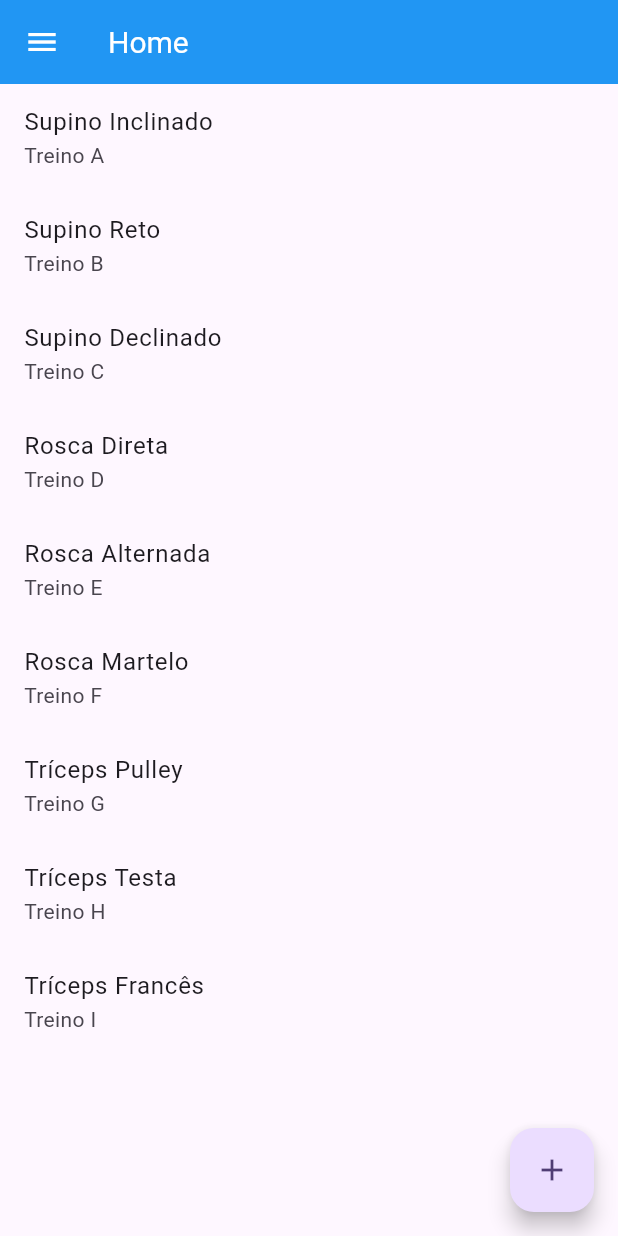
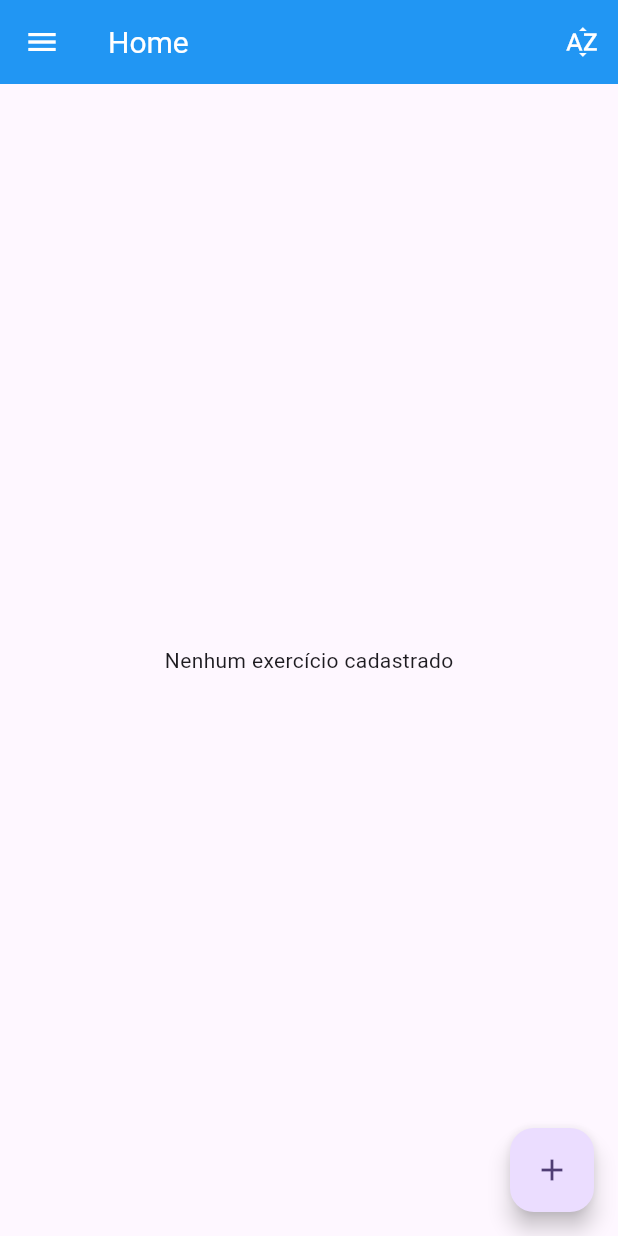
Before and after one commit to vinciuscastro/app-gym-diary, a Flutter app: the HomeScreen screen opened by its route, on a phone screen of 412 x 824 dp. Run offline on Flutter 3.47's test engine with Material 3 defaults, Android fonts, the light colour scheme and no system bars; our stand-ins replace cloud_firestore, firebase_auth, firebase_core; accounts and stored records are empty; generated files the repository leaves out were written again.

Commit message:
add CRUD to home screen

```diff
--- /dev/null
+++ b/lib/data/dummy_data.dart
@@ -0,0 +1,58 @@
+import 'package:app_gym_yt/models/exercise.dart';
+
+final data = [
+  Exercise(
+      id: "ex01",
+      name: "Supino Inclinado",
+      description: "Treino A",
+      howTo:
+      "1. Deite no banco inclinado\n2. Segure a barra com as mãos afastadas\n3. Levante a barra até esticar os braços\n4. Abaixe a barra até tocar o peito\n5. Repita 3 séries de 10 repetições"),
+  Exercise(
+      id: "ex02",
+      name: "Supino Reto",
+      description: "Treino B",
+      howTo:
+      "1. Deite no banco reto\n2. Segure a barra com as mãos afastadas\n3. Levante a barra até esticar os braços\n4. Abaixe a barra até tocar o peito\n5. Repita 3 séries de 10 repetições"),
+  Exercise(
+      id: "ex03",
+      name: "Supino Declinado",
+      description: "Treino C",
+      howTo:
+      "1. Deite no banco declinado\n2. Segure a barra com as mãos afastadas\n3. Levante a barra até esticar os braços\n4. Abaixe a barra até tocar o peito\n5. Repita 3 séries de 10 repetições"),
+  Exercise(
+      id: "ex04",
+      name: "Rosca Direta",
+      description: "Treino D",
+      howTo:
+      "1. Segure a barra com as mãos afastadas\n2. Levante a barra até esticar os braços\n3. Abaixe a barra até tocar o peito\n4. Repita 3 séries de 10 repetições"),
+  Exercise(
+      id: "ex05",
+      name: "Rosca Alternada",
+      description: "Treino E",
+      howTo:
+      "1. Segure a barra com as mãos afastadas\n2. Levante a barra até esticar os braços\n3. Abaixe a barra até tocar o peito\n4. Repita 3 séries de 10 repetições"),
+  Exercise(
+      id: "ex06",
+      name: "Rosca Martelo",
+      description: "Treino F",
+      howTo:
+      "1. Segure a barra com as mãos afastadas\n2. Levante a barra até esticar os braços\n3. Abaixe a barra até tocar o peito\n4. Repita 3 séries de 10 repetições"),
+  Exercise(
+      id: "ex07",
+      name: "Tríceps Pulley",
+      description: "Treino G",
+      howTo:
+      "1. Segure a barra com as mãos afastadas\n2. Levante a barra até esticar os braços\n3. Abaixe a barra até tocar o peito\n4. Repita 3 séries de 10 repetições"),
+  Exercise(
+      id: "ex08",
+      name: "Tríceps Testa",
+      description: "Treino H",
+      howTo:
+      "1. Segure a barra com as mãos afastadas\n2. Levante a barra até esticar os braços\n3. Abaixe a barra até tocar o peito\n4. Repita 3 séries de 10 repetições"),
+  Exercise(
+      id: "ex09",
+      name: "Tríceps Francês",
+      description: "Treino I",
+      howTo:
+      "1. Segure a barra com as mãos afastadas\n2. Levante a barra até esticar os braços\n3. Abaixe a barra até tocar o peito\n4. Repita 3 séries de 10 repetições"),
+];
--- a/lib/main.dart
+++ b/lib/main.dart
@@ -39,8 +39,8 @@ class MyApp extends StatelessWidget {
         ),
         home: const IsLogged(),
         routes: {
-          '/home': (context) => HomeScreen(),
-          '/auth': (context) => AuthScreen(),
+          '/home': (context) => const HomeScreen(),
+          '/auth': (context) => const AuthScreen(),
         }
     );
   }
@@ -52,7 +52,7 @@ class IsLogged extends StatelessWidget {
   @override
   Widget build(BuildContext context) {
     if (AuthService().isLogged()) {
-      return HomeScreen();
+      return const HomeScreen();
     } else {
       return const AuthScreen();
     }
--- a/lib/views/home_screen.dart
+++ b/lib/views/home_screen.dart
@@ -1,75 +1,38 @@
+import 'package:app_gym_yt/components/app_drawer.dart';
+import 'package:app_gym_yt/components/exercise_item.dart';
 import 'package:app_gym_yt/components/home_modal.dart';
 import 'package:app_gym_yt/models/exercise.dart';
-import 'package:app_gym_yt/views/exercise_screen.dart';
+import 'package:app_gym_yt/services/exercise_service.dart';
 import 'package:firebase_auth/firebase_auth.dart';
 import 'package:flutter/material.dart';
 
 class HomeScreen extends StatefulWidget {
   const HomeScreen({super.key});
 
-
   @override
   State<HomeScreen> createState() => _HomeScreenState();
 }
 
 class _HomeScreenState extends State<HomeScreen> {
+  final _service = ExerciseService();
   User? user = FirebaseAuth.instance.currentUser;
+  bool isDesc = false;
 
-  final List<Exercise> listExercise = [
-    Exercise(id: "ex01", name: "Supino Inclinado", description: "Treino A", howTo: "1. Deite no banco inclinado\n2. Segure a barra com as mãos afastadas\n3. Levante a barra até esticar os braços\n4. Abaixe a barra até tocar o peito\n5. Repita 3 séries de 10 repetições"),
-    Exercise(id: "ex02", name: "Supino Reto", description: "Treino B", howTo: "1. Deite no banco reto\n2. Segure a barra com as mãos afastadas\n3. Levante a barra até esticar os braços\n4. Abaixe a barra até tocar o peito\n5. Repita 3 séries de 10 repetições"),
-    Exercise(id: "ex03", name: "Supino Declinado", description: "Treino C", howTo: "1. Deite no banco declinado\n2. Segure a barra com as mãos afastadas\n3. Levante a barra até esticar os braços\n4. Abaixe a barra até tocar o peito\n5. Repita 3 séries de 10 repetições"),
-    Exercise(id: "ex04", name: "Rosca Direta", description: "Treino D", howTo: "1. Segure a barra com as mãos afastadas\n2. Levante a barra até esticar os braços\n3. Abaixe a barra até tocar o peito\n4. Repita 3 séries de 10 repetições"),
-    Exercise(id: "ex05", name: "Rosca Alternada", description: "Treino E", howTo: "1. Segure a barra com as mãos afastadas\n2. Levante a barra até esticar os braços\n3. Abaixe a barra até tocar o peito\n4. Repita 3 séries de 10 repetições"),
-    Exercise(id: "ex06", name: "Rosca Martelo", description: "Treino F", howTo: "1. Segure a barra com as mãos afastadas\n2. Levante a barra até esticar os braços\n3. Abaixe a barra até tocar o peito\n4. Repita 3 séries de 10 repetições"),
-    Exercise(id: "ex07", name: "Tríceps Pulley", description: "Treino G", howTo: "1. Segure a barra com as mãos afastadas\n2. Levante a barra até esticar os braços\n3. Abaixe a barra até tocar o peito\n4. Repita 3 séries de 10 repetições"),
-    Exercise(id: "ex08", name: "Tríceps Testa", description: "Treino H", howTo: "1. Segure a barra com as mãos afastadas\n2. Levante a barra até esticar os braços\n3. Abaixe a barra até tocar o peito\n4. Repita 3 séries de 10 repetições"),
-    Exercise(id: "ex09", name: "Tríceps Francês", description: "Treino I", howTo: "1. Segure a barra com as mãos afastadas\n2. Levante a barra até esticar os braços\n3. Abaixe a barra até tocar o peito\n4. Repita 3 séries de 10 repetições"),
-  ];
 
   @override
   Widget build(BuildContext context) {
     return Scaffold(
-      drawer: Drawer(
-        child: Column(
-          children: [
-            UserAccountsDrawerHeader(
-              accountName: Text(user!.displayName!),
-              accountEmail: Text(user!.email!),
-              decoration: const BoxDecoration(
-                color: Colors.blue,
-              ),
-              // currentAccountPicture: CircleAvatar(
-              //   backgroundImage: NetworkImage(user!.photoURL!),
-              // ),
-            ),
-            ListTile(
-              title: const Text('Home'),
-              onTap: () {
-                Navigator.pop(context);
-              },
-            ),
-            Divider(),
-            ListTile(
-              title: const Text('Perfil'),
-              onTap: () {
-                Navigator.pushNamed(context, '/profile');
-              },
-            ),
-            const Spacer(),
-            ListTile(
-              title: const Text('Sair'),
-              leading: const Icon(Icons.exit_to_app),
-              onTap: () {
-                Navigator.pushReplacementNamed(context, '/auth');
-              },
-            ),
-          ],
-        ),
-      ),
+      drawer: AppDrawer(user: user!),
       appBar: AppBar(
         title: const Text('Home'),
-
+        actions: [
+          IconButton(
+            icon: const Icon(Icons.sort_by_alpha),
+            onPressed: () {
+              setState(() => isDesc = !isDesc);
+            },
+          ),
+        ],
       ),
       floatingActionButton: FloatingActionButton(
         onPressed: () {
@@ -77,24 +40,37 @@ class _HomeScreenState extends State<HomeScreen> {
         },
         child: const Icon(Icons.add),
       ),
-      body: ListView.builder(
-        itemCount: listExercise.length,
-        itemBuilder: (context, index) {
-          return ListTile(
-            title: Text(listExercise[index].name),
-            subtitle: Text(listExercise[index].description),
-            onTap: () {
-              Navigator.push(
-                context,
-                MaterialPageRoute(
-                  builder: (context) => ExerciseScreen(exercise: listExercise[index]),
+      body: StreamBuilder(
+        stream: _service.getExercises(isDesc: isDesc),
+        builder: (context, snapshot) {
+          if (snapshot.hasData && snapshot.data != null) {
+            if (snapshot.data!.isEmpty) {
+              return const Center(
+                child: Text('Nenhum exercício cadastrado'),
+              );
+            } else {
+              final exercises = snapshot.data as List<Exercise>;
+              return Container(
+                margin: const EdgeInsets.only(top: 20),
+                child: ListView.builder(
+                  itemCount: exercises.length,
+                  itemBuilder: (context, index) {
+                    return ExerciseItem(exercise: exercises[index], service: _service);
+                  },
                 ),
               );
-            },
-          );
+            }
+          } else if (snapshot.hasError) {
+            return const Center(
+              child: Text('Erro ao buscar os exercícios'),
+            );
+          } else {
+            return const Center(
+              child: CircularProgressIndicator(),
+            );
+          }
         },
       ),
     );
-
   }
 }
--- a/pubspec.yaml
+++ b/pubspec.yaml
@@ -30,7 +30,6 @@ environment:
 dependencies:
   flutter:
     sdk: flutter
-
 
   firebase_core: ^3.6.0
   firebase_auth: ^5.3.1
```
Also changed, not shown: lib/components/app_drawer.dart (added, +45 -0 lines), lib/components/exercise_item.dart (added, +77 -0 lines), lib/components/home_modal.dart (+84 -17 lines), lib/services/exercise_service.dart (+40 -0 lines).
